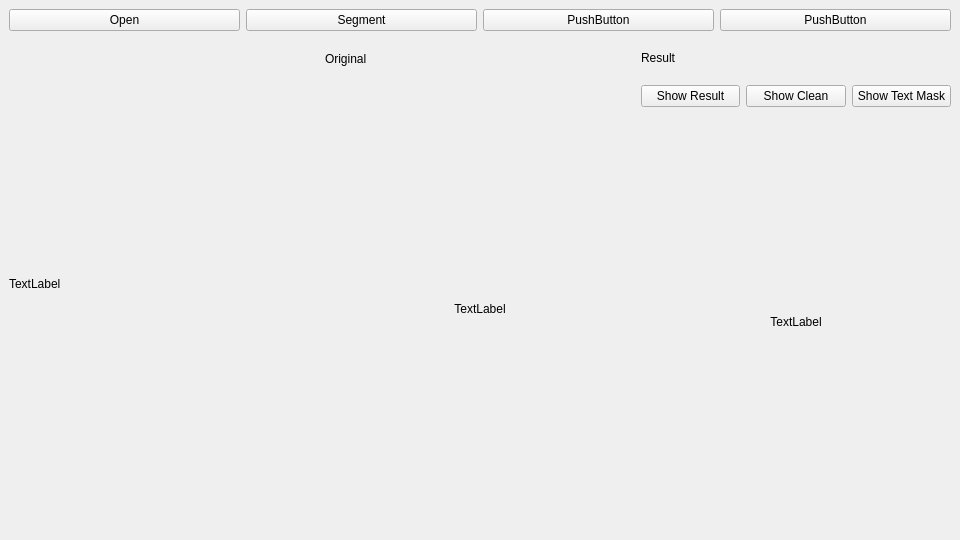
Old version of the form qt/ui.ui in the repository Superfloh/manga-translator.
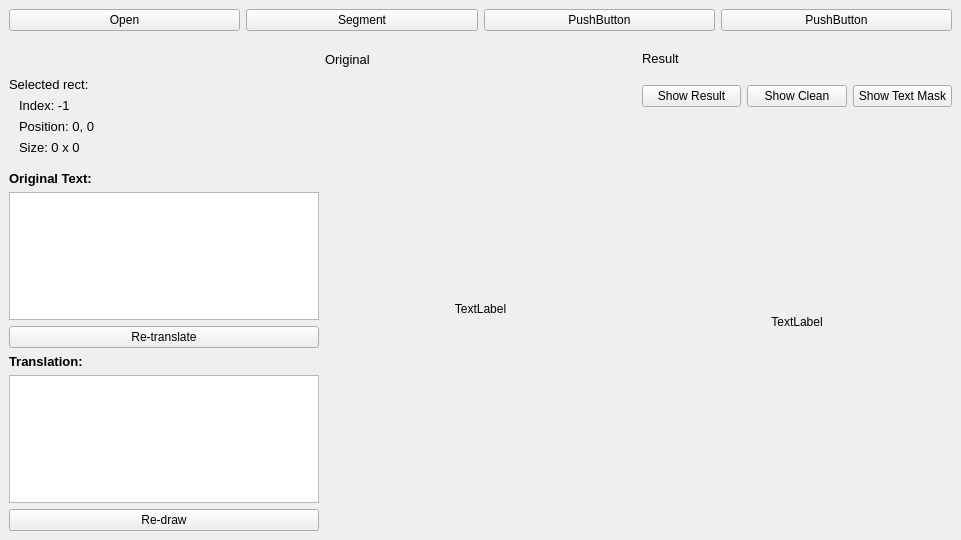
New version of the form.

The edit to the form file:
```diff
--- a/qt/ui.ui
+++ b/qt/ui.ui
@@ -6,7 +6,7 @@
    <rect>
     <x>0</x>
     <y>0</y>
-    <width>960</width>
+    <width>961</width>
     <height>540</height>
    </rect>
   </property>
@@ -61,9 +61,196 @@
       <item>
        <layout class="QVBoxLayout" name="verticalLayout_3">
         <item>
-         <widget class="QLabel" name="label_2">
+         <spacer name="verticalSpacer">
+          <property name="orientation">
+           <enum>Qt::Vertical</enum>
+          </property>
+          <property name="sizeType">
+           <enum>QSizePolicy::Fixed</enum>
+          </property>
+          <property name="sizeHint" stdset="0">
+           <size>
+            <width>20</width>
+            <height>40</height>
+           </size>
+          </property>
+         </spacer>
+        </item>
+        <item>
+         <widget class="QLabel" name="label_1">
+          <property name="sizePolicy">
+           <sizepolicy hsizetype="Preferred" vsizetype="Preferred">
+            <horstretch>0</horstretch>
+            <verstretch>0</verstretch>
+           </sizepolicy>
+          </property>
+          <property name="font">
+           <font>
+            <pointsize>10</pointsize>
+           </font>
+          </property>
           <property name="text">
-           <string>TextLabel</string>
+           <string>Selected rect:</string>
+          </property>
+          <property name="margin">
+           <number>2</number>
+          </property>
+         </widget>
+        </item>
+        <item>
+         <widget class="QLabel" name="selected_rect_index_label">
+          <property name="font">
+           <font>
+            <pointsize>10</pointsize>
+           </font>
+          </property>
+          <property name="text">
+           <string>Index: -1</string>
+          </property>
+          <property name="margin">
+           <number>2</number>
+          </property>
+          <property name="indent">
+           <number>10</number>
+          </property>
+         </widget>
+        </item>
+        <item>
+         <widget class="QLabel" name="selected_rect_pos_label">
+          <property name="font">
+           <font>
+            <pointsize>10</pointsize>
+           </font>
+          </property>
+          <property name="text">
+           <string>Position: 0, 0</string>
+          </property>
+          <property name="margin">
+           <number>2</number>
+          </property>
+          <property name="indent">
+           <number>10</number>
+          </property>
+         </widget>
+        </item>
+        <item>
+         <widget class="QLabel" name="selected_rect_size_label">
+          <property name="font">
+           <font>
+            <pointsize>10</pointsize>
+           </font>
+          </property>
+          <property name="text">
+           <string>Size: 0 x 0</string>
+          </property>
+          <property name="margin">
+           <number>2</number>
+          </property>
+          <property name="indent">
+           <number>10</number>
+          </property>
+         </widget>
+        </item>
+        <item>
+         <spacer name="verticalSpacer_2">
+          <property name="orientation">
+           <enum>Qt::Vertical</enum>
+          </property>
+          <property name="sizeType">
+           <enum>QSizePolicy::Fixed</enum>
+          </property>
+          <property name="sizeHint" stdset="0">
+           <size>
+            <width>20</width>
+            <height>10</height>
+           </size>
+          </property>
+         </spacer>
+        </item>
+        <item>
+         <widget class="QLabel" name="label_5">
+          <property name="font">
+           <font>
+            <pointsize>10</pointsize>
+            <weight>75</weight>
+            <bold>true</bold>
+           </font>
+          </property>
+          <property name="text">
+           <string>Original Text:</string>
+          </property>
+          <property name="margin">
+           <number>2</number>
+          </property>
+         </widget>
+        </item>
+        <item>
+         <widget class="QTextBrowser" name="original_text_input">
+          <property name="font">
+           <font>
+            <pointsize>12</pointsize>
+           </font>
+          </property>
+          <property name="documentTitle">
+           <string/>
+          </property>
+          <property name="undoRedoEnabled">
+           <bool>true</bool>
+          </property>
+          <property name="readOnly">
+           <bool>false</bool>
+          </property>
+         </widget>
+        </item>
+        <item>
+         <widget class="QPushButton" name="retranslate_button">
+          <property name="text">
+           <string>Re-translate</string>
+          </property>
+         </widget>
+        </item>
+        <item>
+         <widget class="QLabel" name="label_6">
+          <property name="font">
+           <font>
+            <pointsize>10</pointsize>
+            <weight>75</weight>
+            <bold>true</bold>
+           </font>
+          </property>
+          <property name="frameShadow">
+           <enum>QFrame::Plain</enum>
+          </property>
+          <property name="lineWidth">
+           <number>1</number>
+          </property>
+          <property name="text">
+           <string>Translation:</string>
+          </property>
+          <property name="margin">
+           <number>2</number>
+          </property>
+         </widget>
+        </item>
+        <item>
+         <widget class="QTextBrowser" name="translation_text_input">
+          <property name="font">
+           <font>
+            <pointsize>12</pointsize>
+           </font>
+          </property>
+          <property name="undoRedoEnabled">
+           <bool>true</bool>
+          </property>
+          <property name="readOnly">
+           <bool>false</bool>
+          </property>
+         </widget>
+        </item>
+        <item>
+         <widget class="QPushButton" name="redraw_button">
+          <property name="text">
+           <string>Re-draw</string>
           </property>
          </widget>
         </item>
@@ -79,6 +266,11 @@
             <verstretch>1</verstretch>
            </sizepolicy>
           </property>
+          <property name="font">
+           <font>
+            <pointsize>10</pointsize>
+           </font>
+          </property>
           <property name="text">
            <string>Original</string>
           </property>
@@ -106,6 +298,11 @@
        <layout class="QVBoxLayout" name="verticalLayout" stretch="1,1,10">
         <item>
          <widget class="QLabel" name="translated_image_text">
+          <property name="font">
+           <font>
+            <pointsize>10</pointsize>
+           </font>
+          </property>
           <property name="text">
            <string>Result</string>
           </property>
```
